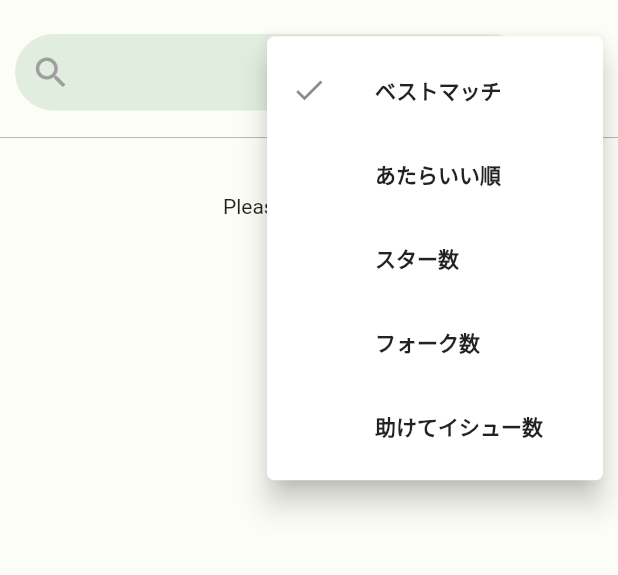
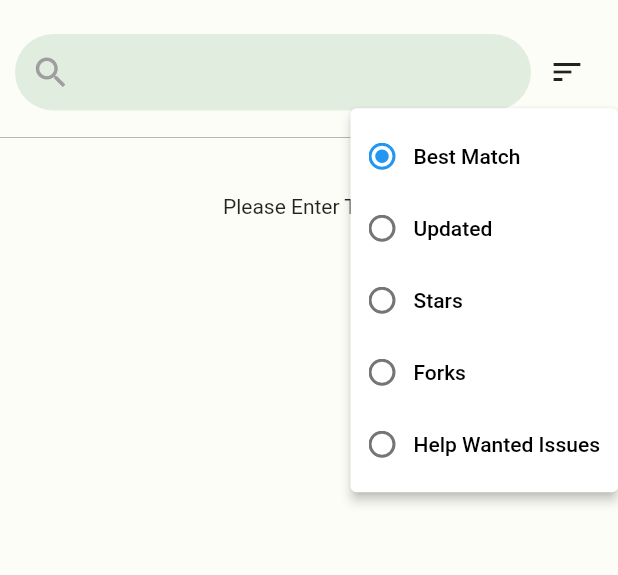
Before and after one commit to mqkotoo/github_search_study, a Flutter app: the screen it shows after launch, after a tap on the "sort" icon, on a phone screen of 412 x 824 dp, the part 65-640 px from its top. Run offline on Flutter 3.47's test engine with Material 2 defaults, Android fonts, the phone set to English and light mode, and no system bars; drawn by our look-alikes of flutter_switch; our stand-ins replace connectivity_plus, device_preview, flutter_riverpod, freezed_annotation, shared_preferences, shimmer.

Commit message:
並び替え機能UI改善、多言語対応

```diff
--- a/lib/l10n/intl_en.arb
+++ b/lib/l10n/intl_en.arb
@@ -10,5 +10,11 @@
   "errorOccurred": "Error Occurred!!",
   "networkError": "Network Error!!",
   "enterText": "Please Enter Text!!",
-  "noResult": "Not Found Search Result!!"
+  "noResult": "Not Found Search Result!!",
+
+  "bestMatch": "Best Match",
+  "updated": "Updated",
+  "stars": "Stars",
+  "forks": "Forks",
+  "helpWantedIssue": "Help Wanted Issues"
 }
--- a/lib/l10n/intl_ja.arb
+++ b/lib/l10n/intl_ja.arb
@@ -10,5 +10,11 @@
   "errorOccurred": "エラーが発生しました！！",
   "networkError": "ネットワークエラーです！！",
   "enterText": "テキストを入力してください！！",
-  "noResult": "結果は見つかりませんでした！！"
+  "noResult": "結果は見つかりませんでした！！",
+
+  "bestMatch": "ベストマッチ",
+  "updated": "新しい順",
+  "stars": "スター順",
+  "forks": "フォーク順",
+  "helpWantedIssue": "助けてイシュー順"
 }
--- a/lib/presentation/search/widget/search_bar.dart
+++ b/lib/presentation/search/widget/search_bar.dart
@@ -24,9 +24,6 @@ class SearchBarState extends ConsumerState<SearchBar> {
     textController.dispose();
     super.dispose();
   }
-
-  //ソート要素の初期値
-  String _selectedView = 'ベストマッチ';
 
   @override
   Widget build(BuildContext context) {
@@ -90,56 +87,43 @@ class SearchBarState extends ConsumerState<SearchBar> {
               },
             ),
           ),
-          //ソートのボタン
-          PopupMenuButton(
-            icon: const Icon(Icons.sort),
-            iconSize: 32,
-            shape:
-                RoundedRectangleBorder(borderRadius: BorderRadius.circular(5)),
-            onSelected: (value) {
-              setState(() => _selectedView = value);
-              //ソートを更新
-              ref.read(sortStringProvider.notifier).update((state) => value);
+          MenuAnchor(
+            alignmentOffset: const Offset(-120, 0),
+            menuChildren: <RadioMenuButton<String>>[
+              radioMenuButton(value: 'bestmatch', text: S.of(context).bestMatch),
+              radioMenuButton(value: 'updated', text: S.of(context).updated),
+              radioMenuButton(value: 'stars', text: S.of(context).stars),
+              radioMenuButton(value: 'forks', text: S.of(context).forks),
+              radioMenuButton(value: 'help-wanted-issues', text: S.of(context).helpWantedIssue),
+            ],
+            builder: (BuildContext context, MenuController controller,
+                Widget? child) {
+              return IconButton(
+                onPressed: () {
+                  if (controller.isOpen) {
+                    controller.close();
+                  } else {
+                    controller.open();
+                  }
+                },
+                icon: const Icon(Icons.sort),
+              );
             },
-            itemBuilder: (_) => <CheckedPopupMenuItem>[
-              CheckedPopupMenuItem(
-                checked: _selectedView == 'ベストマッチ',
-                value: 'ベストマッチ',
-                child: elementText('ベストマッチ'),
-              ),
-              CheckedPopupMenuItem(
-                checked: _selectedView == 'updated',
-                value: 'updated',
-                child: elementText('あたらいい順'),
-              ),
-              CheckedPopupMenuItem(
-                checked: _selectedView == 'stars',
-                value: 'stars',
-                child: elementText('スター数'),
-              ),
-              CheckedPopupMenuItem(
-                checked: _selectedView == 'forks',
-                value: 'forks',
-                child: elementText('フォーク数'),
-              ),
-              CheckedPopupMenuItem(
-                checked: _selectedView == 'help-wanted-issues',
-                value: 'help-wanted-issues',
-                child: elementText(
-                  '助けてイシュー数',
-                ),
-              ),
-            ],
-          )
+          ),
         ],
       ),
     );
   }
 
-  Text elementText(String text) {
-    return Text(
-      text,
-      style: const TextStyle(fontSize: 14, fontWeight: FontWeight.bold),
+  //RadioButton
+  RadioMenuButton<String> radioMenuButton({
+    required String value, required String text}) {
+    return RadioMenuButton(
+      value: value,
+      groupValue: ref.watch(sortStringProvider),
+      onChanged: (value) =>
+          ref.read(sortStringProvider.notifier).update((state) => value!),
+      child: Text(text),
     );
   }
 }
```
Also changed, not shown: lib/generated/intl/messages_en.dart, lib/generated/intl/messages_ja.dart, lib/generated/l10n.dart.
